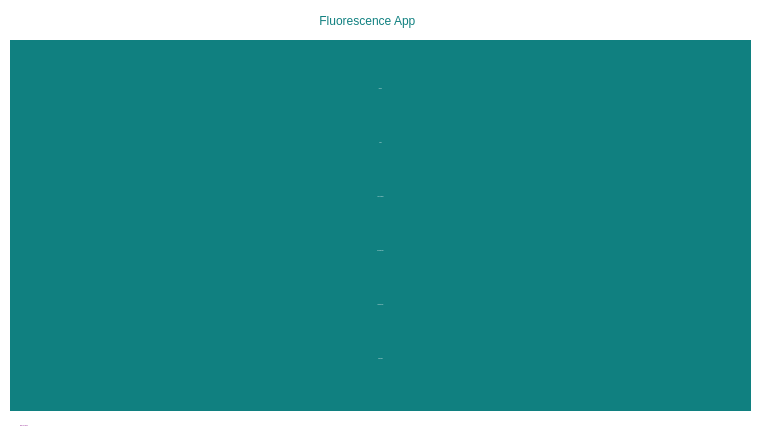
Above: FluorescenceApp/fluorescenceapp.ui from hey-frnk/thevfdcollective before the change. Below: the same form after it.
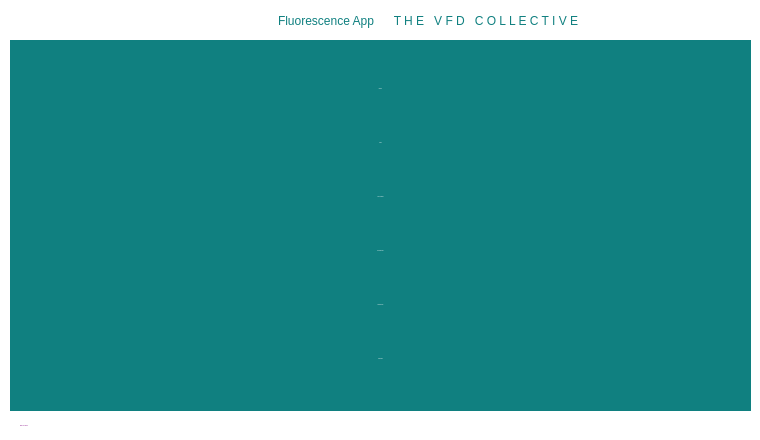
That is the form after the change. Icons and pictures are not drawn. Custom widgets are drawn as their Qt base class.

```diff
--- a/FluorescenceApp/fluorescenceapp.ui
+++ b/FluorescenceApp/fluorescenceapp.ui
@@ -4252,9 +4252,9 @@
      <property name="geometry">
       <rect>
        <x>50</x>
-       <y>70</y>
+       <y>50</y>
        <width>441</width>
-       <height>101</height>
+       <height>121</height>
       </rect>
      </property>
      <property name="font">
@@ -7194,7 +7194,7 @@
       <height>41</height>
      </rect>
     </property>
-    <layout class="QHBoxLayout" name="menu_hide" stretch="1,17,0">
+    <layout class="QHBoxLayout" name="menu_hide" stretch="1,10,10,1">
      <property name="spacing">
       <number>0</number>
      </property>
@@ -7248,10 +7248,28 @@
 font: 18px &quot;RalewayBlack&quot;;</string>
        </property>
        <property name="text">
-        <string>Fluorescence App          </string>
+        <string>Fluorescence App   </string>
        </property>
        <property name="alignment">
-        <set>Qt::AlignCenter</set>
+        <set>Qt::AlignRight|Qt::AlignTrailing|Qt::AlignVCenter</set>
+       </property>
+      </widget>
+     </item>
+     <item>
+      <widget class="QLabel" name="menu_about_2">
+       <property name="styleSheet">
+        <string notr="true">color: rgb(16, 128, 128);
+font: 12px &quot;RalewayMedium&quot;;</string>
+       </property>
+       <property name="text">
+        <string>
+   T H E   V F D   C O L L E C T I V E</string>
+       </property>
+       <property name="alignment">
+        <set>Qt::AlignLeading|Qt::AlignLeft|Qt::AlignTop</set>
+       </property>
+       <property name="margin">
+        <number>0</number>
        </property>
       </widget>
      </item>
```
Left out of the diff: 26 changed lines with no effect on the pictures.
